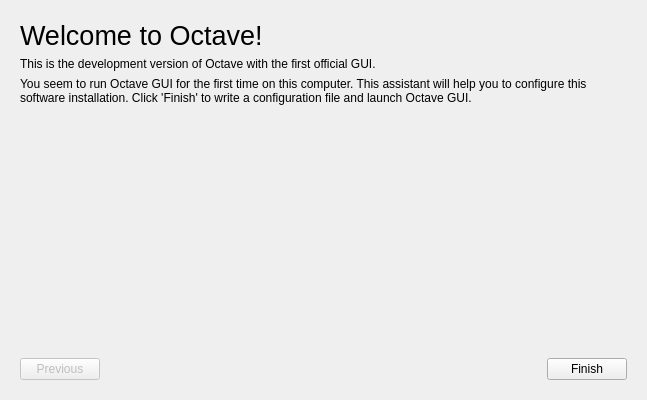
Old version of the form libgui/src/welcome-wizard.ui in the repository ctaggart/octave.
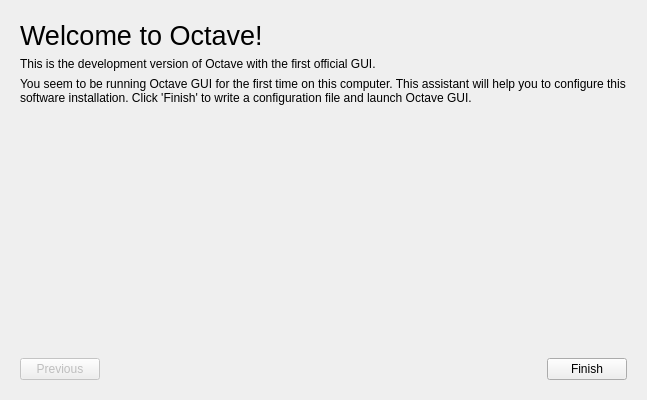
New version of the form.

Commit message: Correct grammar in welcome wizard message.

```diff
--- a/libgui/src/welcome-wizard.ui
+++ b/libgui/src/welcome-wizard.ui
@@ -270,7 +270,7 @@
          <item>
           <widget class="QLabel" name="label_4">
            <property name="text">
-            <string>You seem to run Octave GUI for the first time on this computer. This assistant will help you to configure this software installation. Click 'Finish' to write a configuration file and launch Octave GUI.</string>
+            <string>You seem to be running Octave GUI for the first time on this computer. This assistant will help you to configure this software installation. Click 'Finish' to write a configuration file and launch Octave GUI.</string>
            </property>
            <property name="wordWrap">
             <bool>true</bool>
```
